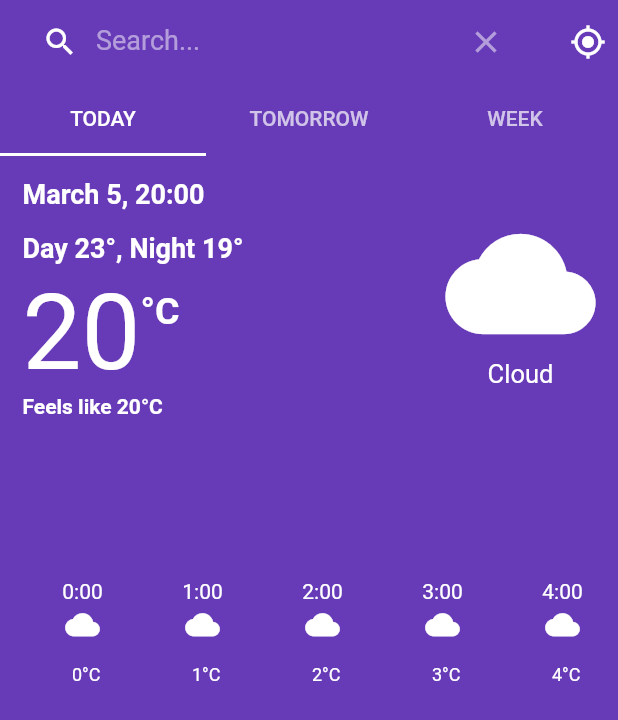
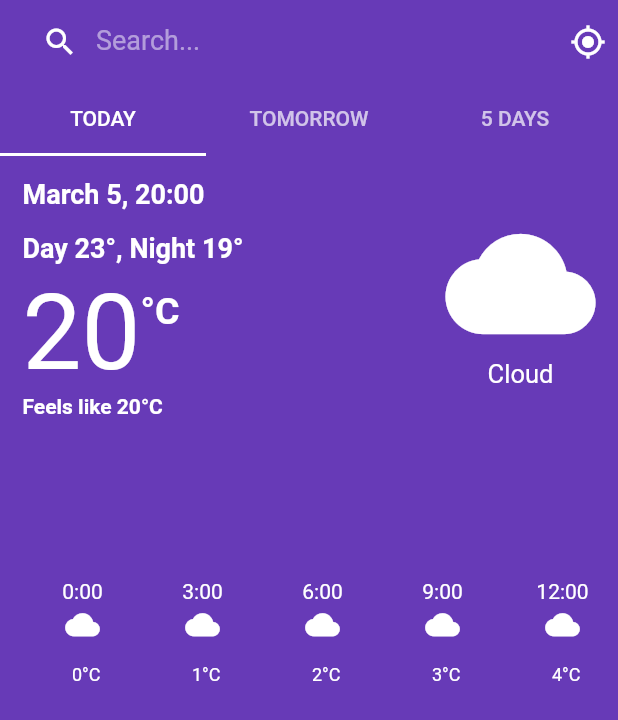
Before and after one commit to mduccc/weather_app, a Flutter app: the screen it shows after launch, on a phone screen of 412 x 824 dp. Shown: the top 720 px of the screen. Run offline on Flutter 3.47's test engine with Material 2 defaults, Android fonts, the phone set to English and light mode, and no system bars; our stand-ins replace html_unescape.

Commit message:
Update Search, Model,...

```diff
--- a/lib/main.dart
+++ b/lib/main.dart
@@ -1,4 +1,4 @@
 import 'package:flutter/material.dart';
-import './ui/main.dart';
+import './ui/home.dart';
 
-void main() => runApp(MyApp());
+void main() => runApp(Home());
--- /dev/null
+++ b/lib/model/today.dart
@@ -0,0 +1 @@
+import 'api.dart';
--- a/lib/ui/main.dart
+++ b/lib/ui/home.dart
@@ -1,11 +1,12 @@
 import 'package:flutter/material.dart';
 import 'today.dart';
 import 'tomorrow.dart';
-import 'week.dart';
+import '5days.dart';
+import 'search.dart';
 
 var primarySwatch = Colors.deepPurple;
 
-class MyApp extends StatelessWidget {
+class Home extends StatelessWidget {
   @override
   Widget build(BuildContext context) {
     return MaterialApp(
@@ -13,49 +14,48 @@ class MyApp extends StatelessWidget {
       theme: ThemeData(
         primarySwatch: primarySwatch,
       ),
-      home: MyHomePage(title: ''),
+      home: HomePage(title: ''),
     );
   }
 }
 
-class MyHomePage extends StatefulWidget {
-  MyHomePage({Key key, this.title}) : super(key: key);
+class HomePage extends StatefulWidget {
+  HomePage({Key key, this.title}) : super(key: key);
   final String title;
 
   @override
-  _MyHomePageState createState() => _MyHomePageState();
+  _HomePageState createState() => _HomePageState();
 }
 
-class _MyHomePageState extends State<MyHomePage> {
-  Icon _searchIcon = Icon(Icons.search, color: Colors.white);
+class _HomePageState extends State<HomePage> {
   IconButton _locationIcon;
-  IconButton _iconClear;
   Widget _appBarTitle;
   TextEditingController _controller = TextEditingController();
   FocusNode _focusNode = FocusNode();
 
-  _onChange() {
-    print(_controller.text);
-  }
+  _onChange() {}
 
-  _onFocusNode() {
-  }
+  _onFocusNode() {}
 
   @override
   void initState() {
     super.initState();
 
-    _iconClear = IconButton(icon: Icon(Icons.clear, color: Colors.white.withOpacity(0.5)), onPressed: () {
-      _controller.clear();
-    });
-
-    _locationIcon = IconButton(icon: Icon(Icons.my_location, color: Colors.white), onPressed: () {
-    });
+    _locationIcon = IconButton(
+        icon: Icon(Icons.my_location, color: Colors.white), onPressed: () {});
 
     _appBarTitle = TextField(
         controller: _controller,
         focusNode: _focusNode,
-        onSubmitted: (_) {
+        onTap: (){
+          _controller.clear();
+          _focusNode.unfocus();
+
+          // Open new Screen
+          Navigator.push(
+            context,
+            MaterialPageRoute(builder: (context) => Search()),
+          );
         },
         style: TextStyle(color: Colors.white, fontSize: 18),
         textInputAction: TextInputAction.done,
@@ -65,8 +65,7 @@ class _MyHomePageState extends State<MyHomePage> {
         maxLines: 1,
         decoration: InputDecoration(
             border: InputBorder.none,
-            prefixIcon: _searchIcon,
-            suffixIcon: _iconClear,
+            prefixIcon: IconButton(icon: Icon(Icons.search, color: Colors.white,), onPressed: null),
             hintText: 'Search...',
             hintStyle:
             TextStyle(color: Colors.white.withOpacity(0.5), fontSize: 18)));
@@ -107,12 +106,9 @@ class _MyHomePageState extends State<MyHomePage> {
                   title: _appBarTitle,
                   actions: <Widget>[
                     Builder(
-                      builder: (context) =>
-                          IconButton(
+                      builder: (context) => IconButton(
                             icon: _locationIcon,
-                            onPressed: () {
-                              print('haha');
-                            },
+                            onPressed: () {},
                           ),
                     )
                   ],
@@ -123,7 +119,7 @@ class _MyHomePageState extends State<MyHomePage> {
                     tabs: <Widget>[
                       Tab(text: 'TODAY'),
                       Tab(text: 'TOMORROW'),
-                      Tab(text: 'WEEK')
+                      Tab(text: '5 DAYS')
                     ],
                     controller: _tabBarController(),
                   ),
@@ -131,9 +127,7 @@ class _MyHomePageState extends State<MyHomePage> {
               ];
             },
             body: GestureDetector(
-              onTap: () {
-                _closeSearch();
-              },
+              onTap: () {},
               child: Scaffold(
                 body: TabBarView(
                   children: <Widget>[
@@ -143,21 +137,8 @@ class _MyHomePageState extends State<MyHomePage> {
                   ],
                 ),
               ),
-            )
-        ),
+            )),
       ),
     );
   }
-
-  _closeSearch() {
-    _controller.clear();
-    _focusNode.unfocus();
-  }
-
-  _search() {
-    //Scaffold.of(context).showSnackBar(SnackBar(content: Text("Show search bar")));
-    setState(() {
-      _controller.text = '';
-    });
-  }
 }
--- a/lib/ui/today.dart
+++ b/lib/ui/today.dart
@@ -7,7 +7,7 @@ todayUI() {
 
   while (index < 24) {
     list.add(index.toString());
-    index++;
+    index += 3;
   }
 
   return Container(
@@ -98,7 +98,7 @@ todayUI() {
                           children: <Widget>[
                             Container(
                               child: Text(
-                                _index.toString() + ":00",
+                                list[_index] + ":00",
                                 style: TextStyle(color: Colors.white),
                               ),
                             ),
--- a/lib/ui/tomorrow.dart
+++ b/lib/ui/tomorrow.dart
@@ -7,7 +7,7 @@ tomorrowUI() {
 
   while (index < 24) {
     list.add(index.toString());
-    index++;
+    index += 3;
   }
 
   return Container(
@@ -91,31 +91,34 @@ tomorrowUI() {
               child: ListView.builder(
                   scrollDirection: Axis.horizontal,
                   itemCount: list.length == 0 ? 0 : list.length,
-                itemBuilder: (BuildContext _context, int _index){
+                  itemBuilder: (BuildContext _context, int _index) {
                     return Container(
                         padding: EdgeInsets.all(17),
                         width: 80,
                         child: Column(
                           children: <Widget>[
                             Container(
-                            child: Text(_index.toString() + ":00", style: TextStyle(color: Colors.white),),
+                              child: Text(
+                                list[_index] + ":00",
+                                style: TextStyle(color: Colors.white),
+                              ),
                             ),
                             Container(
                               margin: EdgeInsets.only(top: 3),
-                            child:
-                            Icon(Icons.wb_sunny, size: 23, color: Colors.white),
+                              child: Icon(Icons.wb_sunny,
+                                  size: 23, color: Colors.white),
                             ),
                             Container(
                               margin: EdgeInsets.only(left: 5, top: 15),
                               child: Text(
                                 _index.toString() + htmlDecode('&#176;') + 'C',
-                              style: TextStyle(color: Colors.white, fontSize: 12),
+                                style: TextStyle(
+                                    color: Colors.white, fontSize: 12),
                               ),
                             )
                           ],
                         ));
-                })
-          )
+                  }))
         ],
       ));
 }
```
Also changed, not shown: lib/collection/Locations.dart (added, +45 -0 lines), lib/model/api.dart (added, +15 -0 lines), lib/model/searchLocation.dart (added, +17 -0 lines), lib/ui/search.dart (added, +141 -0 lines), lib/ui/5days.dart (renamed from lib/ui/week.dart). Lines whose indentation alone changed are shown as unchanged.
